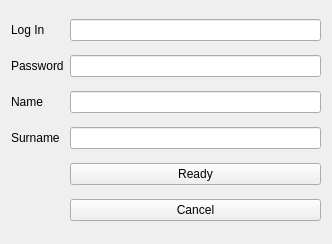
Above: src/interface/register.ui from OgurtsovAndrei/Messenger-project before the change. Below: the same form after it.
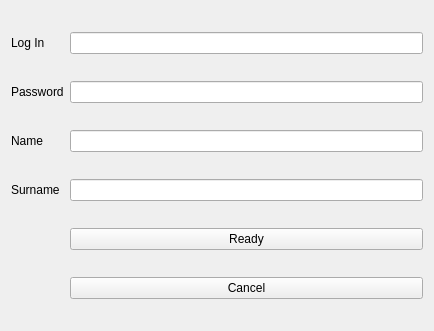
That is the form after the change.

```diff
--- a/src/interface/register.ui
+++ b/src/interface/register.ui
@@ -6,8 +6,8 @@
    <rect>
     <x>0</x>
     <y>0</y>
-    <width>332</width>
-    <height>244</height>
+    <width>434</width>
+    <height>331</height>
    </rect>
   </property>
   <property name="windowTitle">
@@ -32,6 +32,9 @@
      <property name="text">
       <string/>
      </property>
+     <property name="echoMode">
+      <enum>QLineEdit::Normal</enum>
+     </property>
     </widget>
    </item>
    <item row="1" column="0">
@@ -46,6 +49,9 @@
      <property name="text">
       <string/>
      </property>
+     <property name="echoMode">
+      <enum>QLineEdit::Password</enum>
+     </property>
     </widget>
    </item>
    <item row="2" column="0">
@@ -66,7 +72,14 @@
     </widget>
    </item>
    <item row="3" column="1">
-    <widget class="QLineEdit" name="snameInput"/>
+    <widget class="QLineEdit" name="snameInput">
+     <property name="sizePolicy">
+      <sizepolicy hsizetype="Expanding" vsizetype="Fixed">
+       <horstretch>0</horstretch>
+       <verstretch>0</verstretch>
+      </sizepolicy>
+     </property>
+    </widget>
    </item>
    <item row="4" column="1">
     <widget class="QPushButton" name="readyButton">
```
Left out of the diff: 2 changed lines with no effect on the pictures.
